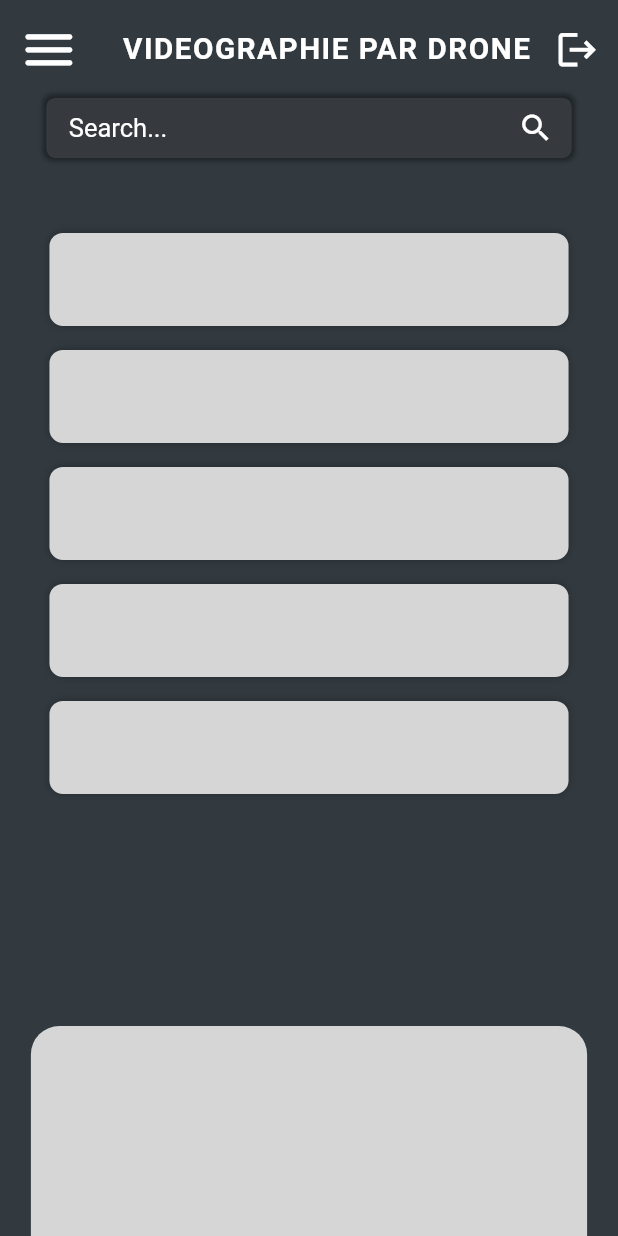
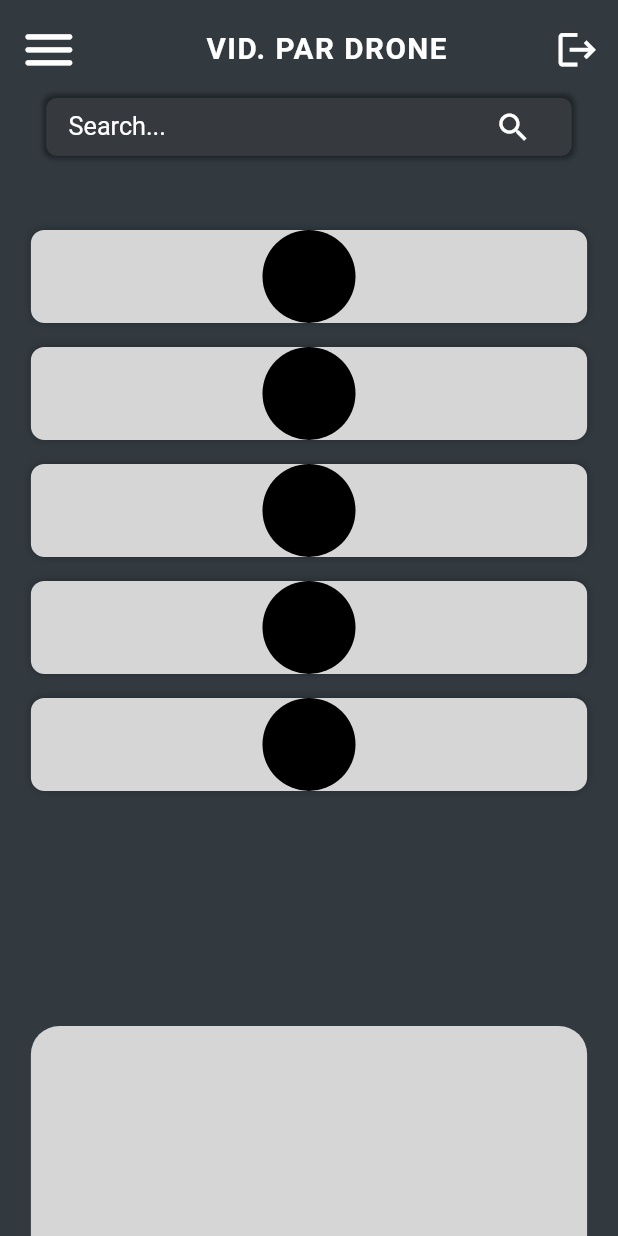
Before and after one commit to kanounzied/aeroday-2021-main, a Flutter app: the VoteVPD screen opened directly, on a phone screen of 412 x 824 dp. Run offline on Flutter 3.47's test engine with Material 2 defaults, Android fonts, the phone set to English and light mode, and no system bars; our stand-ins replace cached_network_image, cloud_firestore, device_preview, firebase_auth, firebase_core; accounts and stored records are empty.

Commit message:
vote page responsiveness fix

```diff
--- a/lib/screens/vote_vpd.dart
+++ b/lib/screens/vote_vpd.dart
@@ -2,6 +2,7 @@ import 'package:aeroday_2021/config/responsive_size.dart';
 import 'package:aeroday_2021/constants/eventInfo.dart';
 import 'package:aeroday_2021/services/contestant_info.dart';
 import 'package:aeroday_2021/widgets/appBar/appbar.dart';
+import 'package:aeroday_2021/widgets/upcomings_cercle/circle.dart';
 import 'package:aeroday_2021/widgets/vote_card.dart';
 import 'package:flutter/material.dart';
 import 'package:aeroday_2021/constants/app_constants.dart';
@@ -22,6 +23,7 @@ class _VoteVPDState extends State<VoteVPD> {
   int selectedNum = 0;
   List<ContestantInfo> _contestantsList = [];
   List<ContestantInfo> _searchList = [];
+
   bool openCard = false;
 
   Future<Null> getContestantDetails() async {
@@ -31,13 +33,12 @@ class _VoteVPDState extends State<VoteVPD> {
         .get()
         .then((QuerySnapshot querySnapshot) {
       querySnapshot.docs.forEach((doc) {
-        print(doc.data());
         response = doc.data() as Map<String, dynamic>;
 
         _contestantsList.add(ContestantInfo.fromMap(response, doc.id));
       });
+      setState(() {});
     }); //TODO:Get the list of contestants and store it in responce
-    setState(() {});
   }
 
   @override
@@ -58,9 +59,10 @@ class _VoteVPDState extends State<VoteVPD> {
           child: Stack(
             children: [
               Column(
+                mainAxisAlignment: MainAxisAlignment.start,
                 children: [
                   AppBarCustom(
-                    title: 'VIDEOGRAPHIE PAR DRONE',
+                    title: 'VID. PAR DRONE',
                     c: c,
                   ),
                   SearchBar(
@@ -68,10 +70,26 @@ class _VoteVPDState extends State<VoteVPD> {
                   ),
                   AnimatedContainer(
                     duration: Duration(milliseconds: 150),
-                    width: SizeConfig.screenWidth * 0.84,
-                    height: SizeConfig.screenHeight * 0.54 -
-                        dynamicHeight, //height of list(maybe dynamic)
-                    margin: EdgeInsets.only(top: 50),
+                    width: SizeConfig.screenWidth * 0.9,
+                    height:
+                        /* SizeConfig.defaultSize * SizeConfig.screenHeight -
+                        (3.9 * SizeConfig.defaultSize +
+                            14 * SizeConfig.defaultSize +
+                            SizeConfig.defaultSize * 4.2)*/
+                        SizeConfig.screenWidth / SizeConfig.screenHeight < 0.75
+                            ? SizeConfig.screenHeight -
+                                (120 * 0.1 * SizeConfig.defaultSize +
+                                    5.0 * SizeConfig.defaultSize +
+                                    19.9 * SizeConfig.defaultSize +
+                                    SizeConfig.defaultSize * 4.2) -
+                                dynamicHeight
+                            : SizeConfig.screenHeight -
+                                (55 * 0.1 * SizeConfig.defaultSize +
+                                    5.0 * SizeConfig.defaultSize +
+                                    19.9 * SizeConfig.defaultSize +
+                                    SizeConfig.defaultSize * 4.2) -
+                                dynamicHeight, //height of list(dynamic)
+                    margin: EdgeInsets.only(top: 5 * SizeConfig.defaultSize),
                     child: Center(
                       child: _contestantsList.isEmpty
                           ? buildListLoader()
@@ -79,11 +97,14 @@ class _VoteVPDState extends State<VoteVPD> {
                               ? _searchList.isNotEmpty
                                   ? buildSearchList()
                                   : Padding(
-                                      padding:
-                                          const EdgeInsets.only(bottom: 70),
+                                      padding: EdgeInsets.only(
+                                          bottom: 7 * SizeConfig.defaultSize),
                                       child: Text(
                                         "no search results!",
-                                        style: TextStyle(color: Colors.white),
+                                        style: TextStyle(
+                                            color: Colors.white,
+                                            fontSize:
+                                                1.2 * SizeConfig.defaultSize),
                                       ),
                                     )
                               : buildContestantList(),
@@ -96,7 +117,6 @@ class _VoteVPDState extends State<VoteVPD> {
                       onVoteCardExtended: (h) {
                         setState(() {
                           dynamicHeight = h;
-                          print(dynamicHeight);
                         });
                       },
                       onVoted: () {},
@@ -191,6 +211,13 @@ class _VoteVPDState extends State<VoteVPD> {
             ],
             borderRadius: BorderRadius.all(Radius.circular(9.0)),
           ),
+          child: Container(
+            width: 25,
+            decoration: BoxDecoration(
+              shape: BoxShape.circle,
+              color: Colors.black,
+            ),
+          ),
         );
       },
     );
@@ -221,50 +248,3 @@ class _VoteVPDState extends State<VoteVPD> {
     setState(() {});
   }
 }
-
-
-// class _VoteVPDState extends State<VoteVPD> {
-//   @override
-//   Widget build(BuildContext context) {
-//     return Scaffold(
-//       backgroundColor: dark,
-//       body: Builder(
-//         builder: (BuildContext c) => SafeArea(
-//           child: Row(
-//             mainAxisAlignment: MainAxisAlignment.spaceBetween,
-//             children: [
-//               IconButton(
-//                 padding: const EdgeInsets.all(12.0),
-//                 onPressed: () {
-//                   setState(() {
-//                     Scaffold.of(c).openDrawer();
-//                   });
-//                 },
-//                 color: Colors.white,
-//                 iconSize: 40,
-//                 icon: Icon(
-//                   Icons.menu_rounded,
-//                 ),
-//               ),
-//               Container(
-//                 child: Text(
-//                   'VIDEOGRAPHIE PAR DRONE',
-//                   style: TextStyle(
-//                     color: Colors.white,
-//                     fontWeight: FontWeight.w600,
-//                     letterSpacing: 1,
-//                   ),
-//                   textAlign: TextAlign.center,
-//                 ),
-//               ),
-//               SizedBox(
-//                 width: 64, //iconsize + horizontal padding (to center the title)
-//               )
-//             ],
-//           ),
-//         ),
-//       ),
-//       drawer: SideBar(),
-//     );
-//   }
-// }
--- a/lib/widgets/search_bar.dart
+++ b/lib/widgets/search_bar.dart
@@ -17,33 +17,41 @@ class _SearchBarState extends State<SearchBar> {
     return Center(
       child: Container(
         width: SizeConfig.screenWidth * 0.85,
-        height: 40,
+        height: 3.9 * SizeConfig.defaultSize,
         decoration: BoxDecoration(
           color: Colors.white10,
           boxShadow: [
-            BoxShadow(color: Colors.black38, spreadRadius: 2, blurRadius: 2)
+            BoxShadow(
+                color: Colors.black38,
+                spreadRadius: .2 * SizeConfig.defaultSize,
+                blurRadius: .2 * SizeConfig.defaultSize)
           ],
-          borderRadius: BorderRadius.circular(6),
+          borderRadius: BorderRadius.circular(.7 * SizeConfig.defaultSize),
         ),
+        child: Center(
           child: Container(
-          margin: EdgeInsets.only(left: 15),
-          height: 30,
+            margin:
+                EdgeInsets.symmetric(horizontal: 1.5 * SizeConfig.defaultSize),
             child: TextField(
               controller: fieldText,
               cursorColor: red,
-            cursorHeight: 18,
+              cursorHeight: 1.8 * SizeConfig.defaultSize,
               style: TextStyle(
                 color: Colors.white,
-              fontSize: 17,
+                fontSize: 1.7 * SizeConfig.defaultSize,
               ),
               decoration: InputDecoration(
-              hintStyle: TextStyle(color: Colors.white),
+                hintStyle: TextStyle(
+                  color: Colors.white,
+                ),
                 hintText: 'Search...',
                 border: InputBorder.none,
                 suffixIcon: IconButton(
+                  padding: EdgeInsets.zero,
                   splashRadius: 1,
                   icon: Icon(
                     Icons.search,
+                    size: 2.5 * SizeConfig.defaultSize,
                     color: Colors.white,
                   ),
                   onPressed: () {
@@ -58,6 +66,7 @@ class _SearchBarState extends State<SearchBar> {
             ),
           ),
         ),
+      ),
     );
   }
 }
```
Also changed, not shown: lib/screens/vote_ac.dart (+27 -8 lines), lib/widgets/contestant_card.dart (+20 -36 lines), lib/widgets/vote_card.dart (+75 -44 lines). Lines whose indentation alone changed are shown as unchanged.
